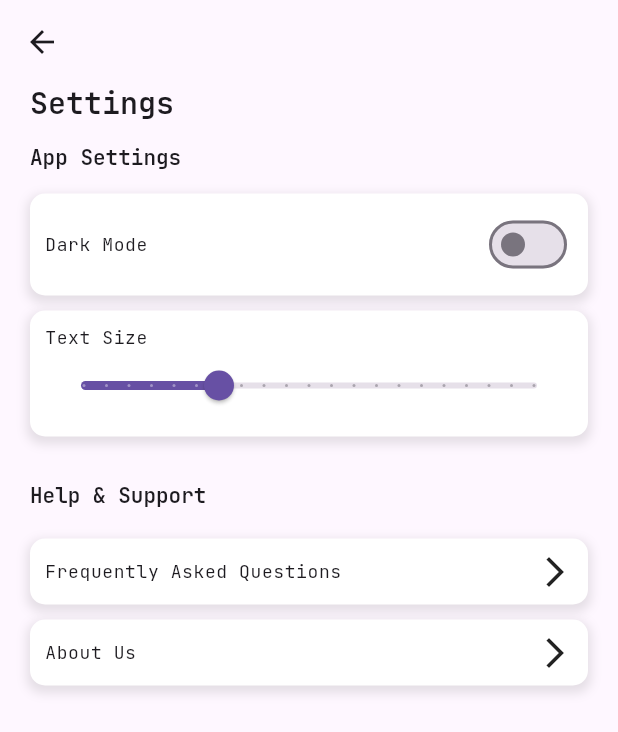
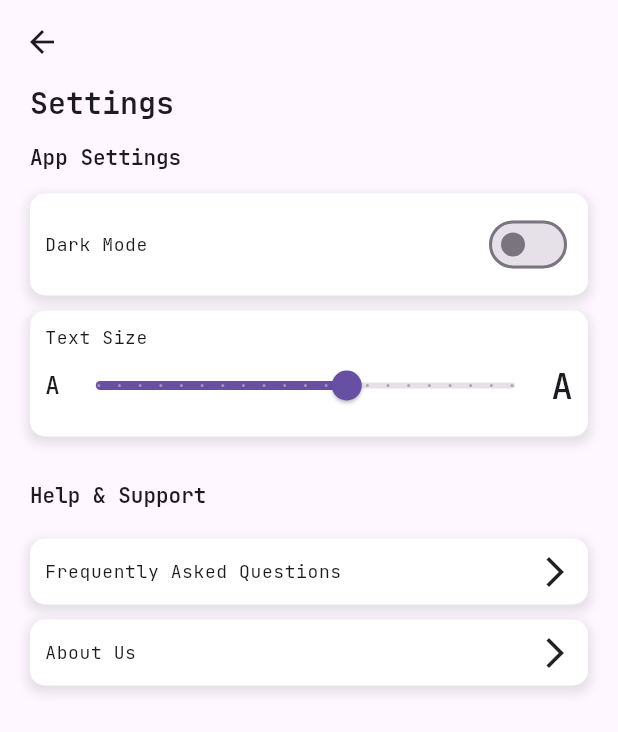
Before and after one commit to Christine-Bui/Dish-Wish, a Flutter app: the screen it shows after launch, after a tap on the "more vert" icon, on a phone screen of 412 x 824 dp. Shown: the top 732 px of the screen. Run offline on Flutter 3.47's test engine with Material 3 defaults, Android fonts, the phone set to English and light mode, and no system bars; our stand-ins replace flutter_svg, google_fonts.

Commit message:
updated settings.dart, home.dart, and settings.dart

```diff
--- a/flutter_application_1/lib/pages/home.dart
+++ b/flutter_application_1/lib/pages/home.dart
@@ -1,8 +1,10 @@
 import 'package:flutter/material.dart';
 import 'package:flutter_application_1/pages/collection.dart';
+import 'package:flutter_application_1/pages/reccomend.dart';
 import 'package:flutter_application_1/pages/settings.dart';
 import 'package:flutter_svg/flutter_svg.dart';
 import 'package:flutter_application_1/models/recipe_model.dart';
+import 'package:google_fonts/google_fonts.dart';
 
 class HomePage extends StatefulWidget {
   const HomePage({super.key});
@@ -73,11 +75,19 @@ class _HomePageState extends State<HomePage> {
           ),
           TextButton(
             onPressed: () {
-              // Add your "See All" button action here
+              // Navigate to a new page or perform other actions
+              Navigator.of(context).push(
+                MaterialPageRoute(builder: (context) => Reccomendations()),
+              );
             },
             child: Text(
               'See All',
-              style: Theme.of(context).textTheme.headlineSmall,
+              style: GoogleFonts.jetBrainsMono(
+                color: Colors.blue, // Set text color to blue
+                fontSize: Theme.of(context).textTheme.headlineSmall?.fontSize,
+                fontWeight:
+                    Theme.of(context).textTheme.headlineSmall?.fontWeight,
+              ),
             ),
           ),
         ],
@@ -122,12 +132,14 @@ class _HomePageState extends State<HomePage> {
       ),
       padding: const EdgeInsets.all(10),
       child: Column(
+        mainAxisSize: MainAxisSize.min,
         crossAxisAlignment: CrossAxisAlignment.start,
         children: [
-          ClipRRect(
-            borderRadius: BorderRadius.circular(20),
-            child: SizedBox.fromSize(
-              size: const Size.fromRadius(108),
+          SizedBox(
+            height: 210, // Fixed height for all images
+            width: double.infinity, // Full width of the container
+            child: ClipRRect(
+              borderRadius: BorderRadius.circular(20),
               child: Image.asset(
                 recipes[index].iconPath,
                 fit: BoxFit.cover,
@@ -139,9 +151,18 @@ class _HomePageState extends State<HomePage> {
             recipes[index].name,
             style: Theme.of(context).textTheme.bodyMedium,
           ),
-          Text(
-            recipes[index].description,
-            style: Theme.of(context).textTheme.bodySmall,
+          Flexible(
+            child: ConstrainedBox(
+              constraints: BoxConstraints(
+                maxHeight: 150, // Adjust the maximum height as needed
+              ),
+              child: SingleChildScrollView(
+                child: Text(
+                  recipes[index].description,
+                  style: Theme.of(context).textTheme.bodySmall,
+                ),
+              ),
+            ),
           ),
         ],
       ),
--- a/flutter_application_1/lib/pages/reccomend.dart
+++ b/flutter_application_1/lib/pages/reccomend.dart
@@ -1,17 +1,20 @@
 import 'package:flutter/material.dart';
 
-class Reccomendations extends StatelessWidget {
+class Reccomendations extends StatefulWidget {
   const Reccomendations({super.key});
 
   @override
+  State<Reccomendations> createState() => _Recommendations();
+}
+
+class _Recommendations extends State<Reccomendations> {
+  @override
   Widget build(BuildContext context) {
-    return MaterialApp(
-        title: 'All Reccomendations',
-        home: Scaffold(
-          appBar: AppBar(
-            title: const Text('All Reccomendations'),
-          ),
-          body: const Text("All Reccomendations"),
-        ));
+    return Scaffold(
+      appBar: AppBar(
+        title: const Text('All Reccomendations'),
+      ),
+      body: const Text("All Reccomendations"),
+    );
   }
 }
--- a/flutter_application_1/lib/pages/settings.dart
+++ b/flutter_application_1/lib/pages/settings.dart
@@ -119,14 +119,23 @@ class _SettingsPage extends State<SettingsPage> {
             'Text Size',
             style: Theme.of(context).textTheme.bodySmall,
           ),
-          Slider(
+          Row(
+            mainAxisAlignment: MainAxisAlignment.spaceBetween,
+            children: [
+              const Text('A', style: TextStyle(fontSize: 16)), // Small "A"
+              Expanded(
+                child: Slider(
                   min: 10,
-            max: 30,
+                  max: 20,
                   divisions: 20,
                   value: appSettings.textSize,
                   onChanged: (newSize) {
                     appSettings.setTextSize(newSize);
                   },
+                ),
+              ),
+              const Text('A', style: TextStyle(fontSize: 24)), // Large "A"
+            ],
           ),
         ],
       ),
```
Lines whose indentation alone changed are shown as unchanged.
